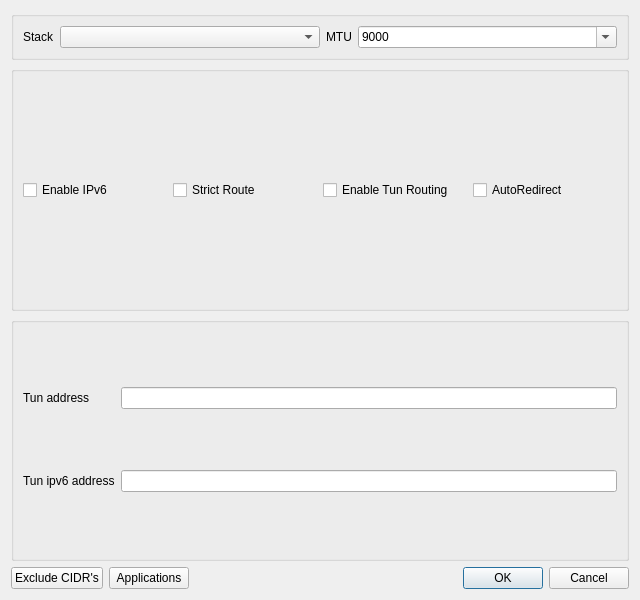
Before: the Qt Designer form src/nekobox/ui/setting/dialog_vpn_settings.ui in qr243vbi/nekobox, drawn with Qt 5.
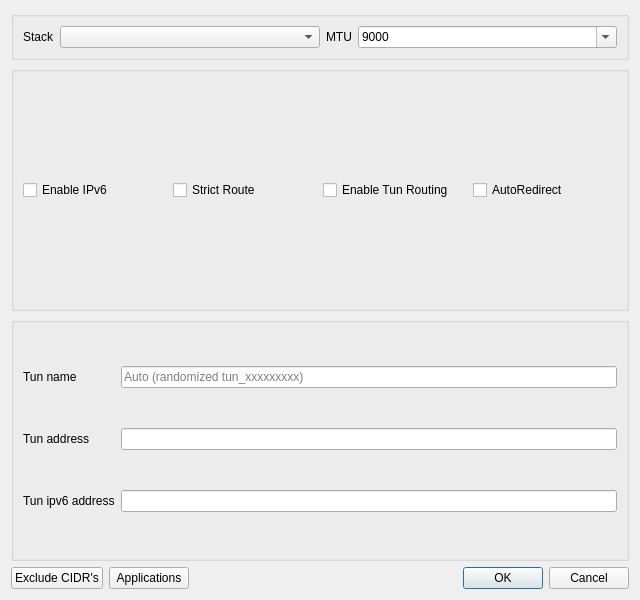
After: the same form once the commit is applied.

Patch:
```diff
--- a/src/nekobox/ui/setting/dialog_vpn_settings.ui
+++ b/src/nekobox/ui/setting/dialog_vpn_settings.ui
@@ -122,6 +122,20 @@
       <string/>
      </property>
      <layout class="QGridLayout" name="gridLayout">
+      <item row="0" column="0">
+       <widget class="QLabel" name="label_tun_name">
+        <property name="text">
+         <string>Tun name</string>
+        </property>
+       </widget>
+      </item>
+      <item row="0" column="1">
+       <widget class="QLineEdit" name="tun_name">
+        <property name="placeholderText">
+         <string>Auto (randomized tun_xxxxxxxxx)</string>
+        </property>
+       </widget>
+      </item>
       <item row="1" column="0">
        <widget class="QLabel" name="label_2">
         <property name="text">
```
